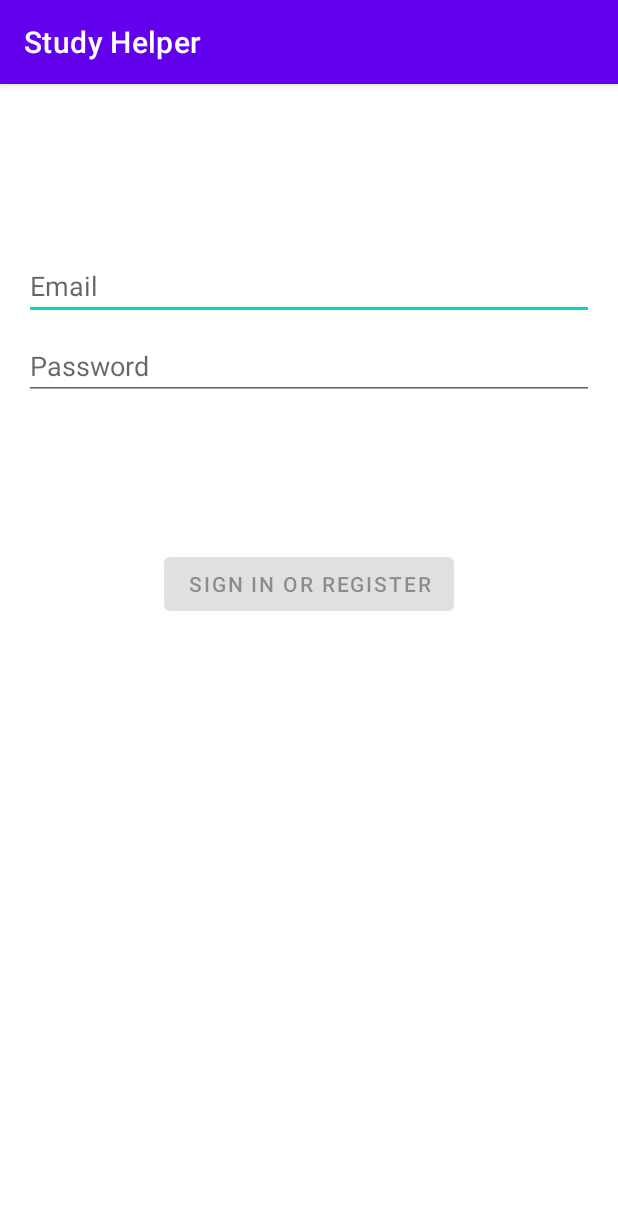
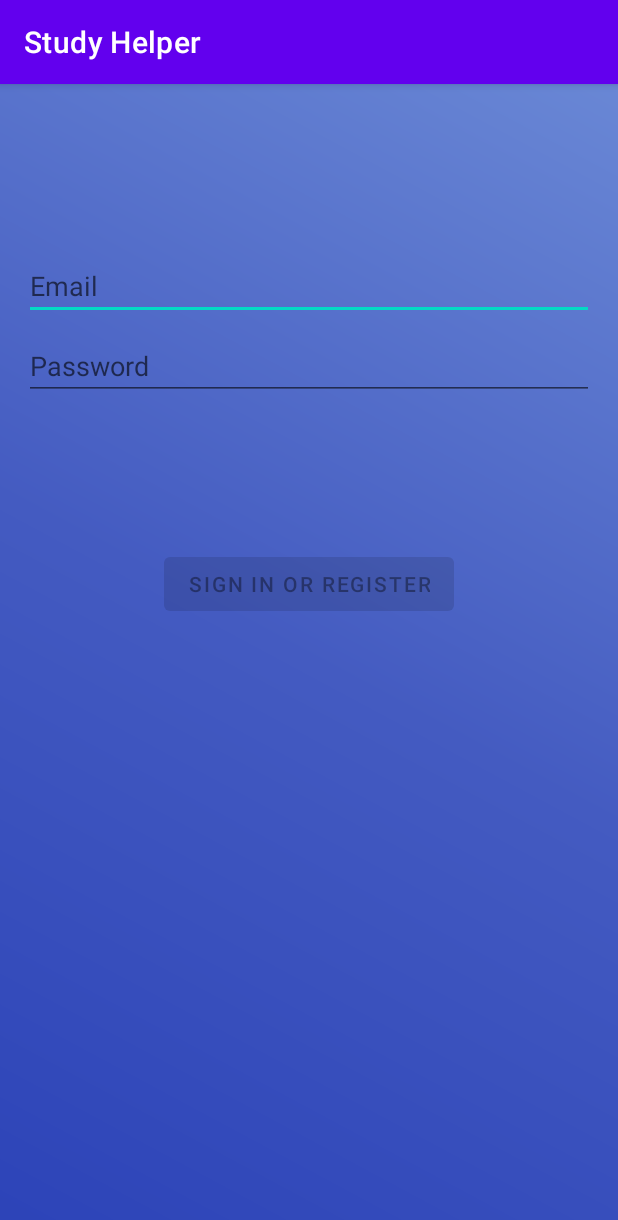
Before and after one commit to geethmaka/StudyHelper-Android-Firebase, an Android app: the screen it shows after launch (LoginActivity), on a phone screen of 412 x 824 dp. Shown: the top 1220 px of the screen. Run offline under Robolectric (Android 15) with nearby library versions, the light colour scheme and no system bars.

Commit message:
color added

```diff
--- /dev/null
+++ b/app/src/main/res/drawable/pagebackground.xml
@@ -0,0 +1,12 @@
+<?xml version="1.0" encoding="utf-8"?>
+<shape xmlns:android="http://schemas.android.com/apk/res/android"
+    android:shape="rectangle" >
+
+    <gradient
+        android:angle="45"
+        android:endColor="#6987D5"
+        android:centerColor="#445BC1"
+        android:startColor="#2C43B8"
+        android:type="linear" />
+
+</shape>
--- a/app/src/main/res/layout/activity_ch_main.xml
+++ b/app/src/main/res/layout/activity_ch_main.xml
@@ -4,6 +4,7 @@
     xmlns:tools="http://schemas.android.com/tools"
     android:layout_width="match_parent"
     android:layout_height="match_parent"
+    android:background="@drawable/pagebackground"
     tools:context=".CH_Main">
 
 </androidx.constraintlayout.widget.ConstraintLayout>
--- a/app/src/main/res/layout/activity_cm_main.xml
+++ b/app/src/main/res/layout/activity_cm_main.xml
@@ -4,6 +4,7 @@
     xmlns:tools="http://schemas.android.com/tools"
     android:layout_width="match_parent"
     android:layout_height="match_parent"
+    android:background="@drawable/pagebackground"
     tools:context=".CM_Main">
 
 </androidx.constraintlayout.widget.ConstraintLayout>
--- a/app/src/main/res/layout/activity_login.xml
+++ b/app/src/main/res/layout/activity_login.xml
@@ -5,6 +5,7 @@
     android:id="@+id/container"
     android:layout_width="match_parent"
     android:layout_height="match_parent"
+    android:background="@drawable/pagebackground"
     android:paddingLeft="@dimen/activity_horizontal_margin"
     android:paddingTop="@dimen/activity_vertical_margin"
     android:paddingRight="@dimen/activity_horizontal_margin"
--- a/app/src/main/res/layout/activity_sm_main.xml
+++ b/app/src/main/res/layout/activity_sm_main.xml
@@ -4,6 +4,7 @@
     xmlns:tools="http://schemas.android.com/tools"
     android:layout_width="match_parent"
     android:layout_height="match_parent"
+    android:background="@drawable/pagebackground"
     tools:context=".SM_Main">
 
 </androidx.constraintlayout.widget.ConstraintLayout>
--- a/app/src/main/res/layout/activity_tm_main.xml
+++ b/app/src/main/res/layout/activity_tm_main.xml
@@ -4,6 +4,7 @@
     xmlns:tools="http://schemas.android.com/tools"
     android:layout_width="match_parent"
     android:layout_height="match_parent"
+    android:background="@drawable/pagebackground"
     tools:context=".TM_Main">
 
 </androidx.constraintlayout.widget.ConstraintLayout>
```
